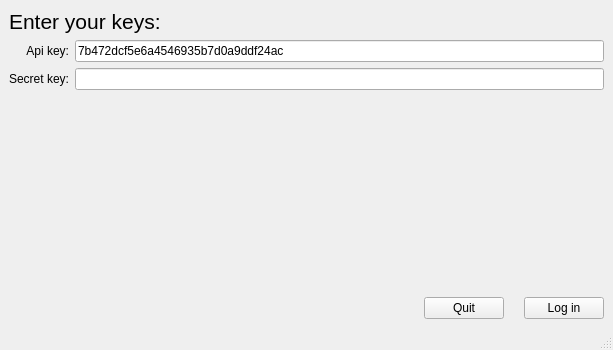
chiterelk/LastStraw, file login.ui: the form before one commit.
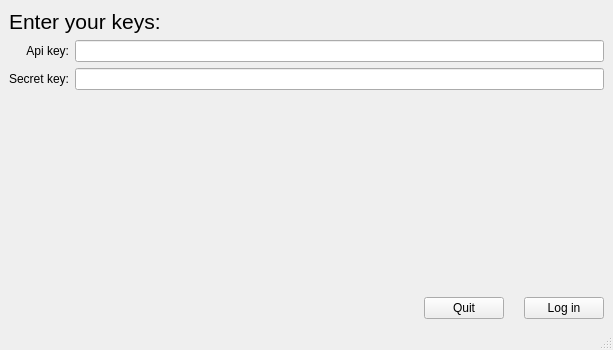
The form after the commit.

Commit message: Пробное слияние

Patch:
```diff
--- a/login.ui
+++ b/login.ui
@@ -45,7 +45,7 @@
       <item row="0" column="1">
        <widget class="QLineEdit" name="lineEditApiKey">
         <property name="text">
-         <string>7b472dcf5e6a4546935b7d0a9ddf24ac</string>
+         <string/>
         </property>
        </widget>
       </item>
```
The commit also changes 1 other file.
